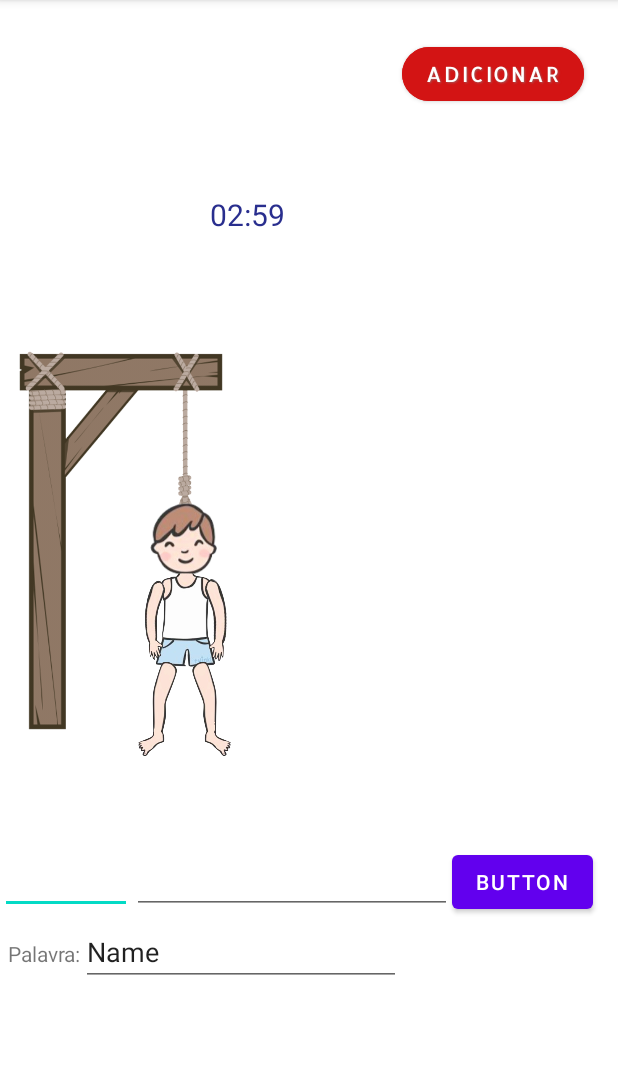
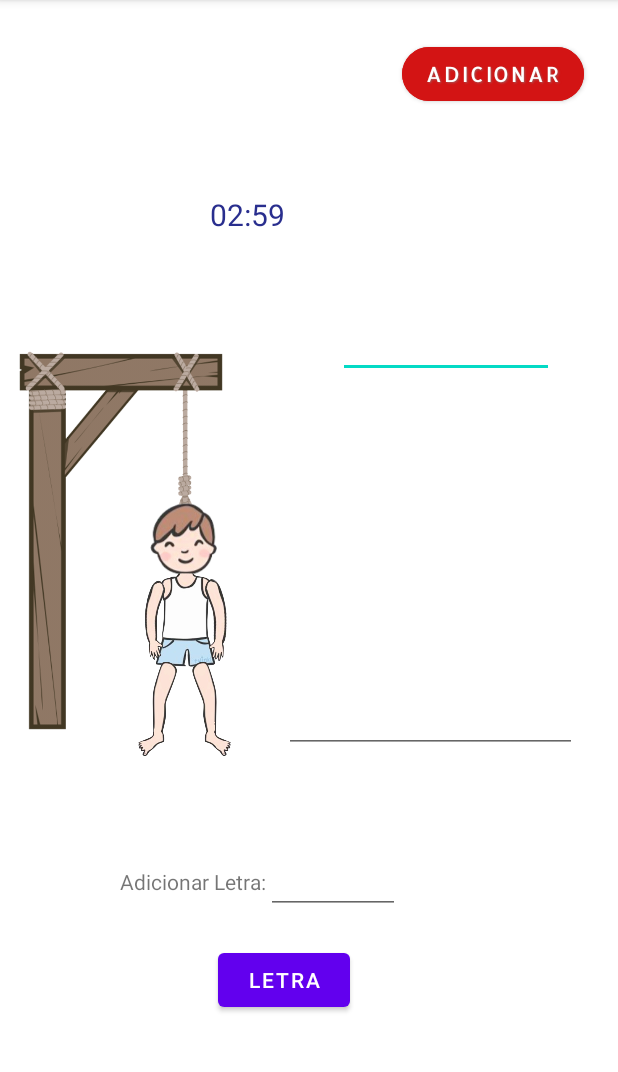
Before and after one commit to NicolyCarvalh/JogoDaForca, an Android app: the TelaJogo screen opened directly, with no data from a screen before it, on a phone screen of 412 x 824 dp, the part 84-1156 px from its top. Run offline under Robolectric (Android 15) with nearby library versions, the phone set to English and light mode, and no system bars; Roboto replaces fonts that are not available here.

Commit message:
Adicionando jogo da forca

```diff
--- a/app/src/main/java/com/example/jogodavelha/TelaJogo.java
+++ b/app/src/main/java/com/example/jogodavelha/TelaJogo.java
@@ -73,10 +73,12 @@ public class TelaJogo extends AppCompatActivity {
             }
         });
 
-        File file = new File(getFilesDir(), "palavras.txt");
+       // File file = new File(getFilesDir(), "palavras.txt");
 
         try {
-            BufferedReader reader = new BufferedReader(new FileReader(file));
+            FileInputStream fileInputStream = openFileInput("palavras.txt");
+            InputStreamReader inputStreamReader = new InputStreamReader(fileInputStream);
+            BufferedReader reader = new BufferedReader(inputStreamReader);
             List<String> palavras = new ArrayList<>();
 
             String linha;
@@ -109,7 +111,7 @@ public class TelaJogo extends AppCompatActivity {
                     return;
                 }
 
-                if (tvLetrasCorretas.getText().toString().contains(letraInserida)
+                if (tvResultado1.getText().toString().contains(letraInserida)
                         || etLetrasIncorretas.getText().toString().contains(letraInserida)) {
                     Toast.makeText(TelaJogo.this, "Letra já utilizada.", Toast.LENGTH_SHORT).show();
                     return;
@@ -129,15 +131,17 @@ public class TelaJogo extends AppCompatActivity {
 
                 if (letraEncontrada) {
                     tvResultado1.setText(resultado.toString());
-                    tvResultado1.append(letraInserida);
+                } else {
+                    etLetrasIncorretas.append(letraInserida);
+                }
+
+                if (resultado.toString().equalsIgnoreCase(palavraAleatoria)) {
                     Toast.makeText(TelaJogo.this, "Letra correta!", Toast.LENGTH_SHORT).show();
                 } else {
-                    etLetrasIncorretas.append(letraInserida);
                     Toast.makeText(TelaJogo.this, "Letra incorreta!", Toast.LENGTH_SHORT).show();
                 }
             }
         });
-
 
         Handler handler = new Handler();
         Runnable atualizarTempoRunnable = new Runnable() {
--- a/app/src/main/res/layout/activity_tela_jogo.xml
+++ b/app/src/main/res/layout/activity_tela_jogo.xml
@@ -140,38 +140,43 @@
             android:layout_marginTop="273.5dp"
             app:srcCompat="@drawable/pee1" />
 
+        <EditText
+            android:id="@+id/etLetrasIncorretas"
+            android:layout_width="144dp"
+            android:layout_height="wrap_content"
+            android:layout_marginLeft="80dp"
+            android:layout_marginTop="50dp"
+            android:ems="10"
+            android:inputType="textPersonName" />
+
+        <EditText
+            android:id="@+id/tvResultado1"
+            android:layout_width="195dp"
+            android:layout_height="wrap_content"
+            android:layout_marginLeft="-180dp"
+            android:layout_marginTop="300dp"
+            android:ems="10"
+            android:inputType="textPersonName" />
+
     </TableRow>
 
     <TableRow
         android:layout_width="match_parent"
         android:layout_height="wrap_content" >
 
+        <TextView
+            android:id="@+id/tvLetrasCorretas"
+            android:layout_width="wrap_content"
+            android:layout_height="wrap_content"
+            android:layout_marginLeft="80dp"
+            android:text="Adicionar Letra:" />
+
         <EditText
-            android:id="@+id/etLetrasIncorretas"
-            android:layout_width="88dp"
+            android:id="@+id/etLetra"
+            android:layout_width="89dp"
             android:layout_height="wrap_content"
             android:ems="10"
             android:inputType="textPersonName" />
-
-        <TextView
-            android:id="@+id/tvLetrasIncorretas"
-            android:layout_width="wrap_content"
-            android:layout_height="wrap_content"
-            android:text="@string/erradas" />
-
-        <EditText
-            android:id="@+id/etLetra"
-            android:layout_width="wrap_content"
-            android:layout_height="wrap_content"
-            android:ems="10"
-            android:inputType="textPersonName" />
-
-        <Button
-            android:id="@+id/btVerificar"
-            android:layout_width="wrap_content"
-            android:layout_height="wrap_content"
-            android:onClick="verificarLetra"
-            android:text="Button" />
 
     </TableRow>
 
@@ -179,21 +184,14 @@
         android:layout_width="match_parent"
         android:layout_height="match_parent" >
 
-        <TextView
-            android:id="@+id/tvLetrasCorretas"
+        <Button
+            android:id="@+id/btVerificar"
             android:layout_width="wrap_content"
             android:layout_height="wrap_content"
-            android:layout_marginLeft="5dp"
-            android:text="Palavra:" />
-
-        <EditText
-            android:id="@+id/tvResultado1"
-            android:layout_width="wrap_content"
-            android:layout_height="wrap_content"
-            android:ems="10"
-            android:inputType="textPersonName"
-            android:text="Name" />
-
+            android:layout_marginLeft="145dp"
+            android:layout_marginTop="20dp"
+            android:onClick="verificarLetra"
+            android:text="LETRA" />
     </TableRow>
 
 </LinearLayout>
```
